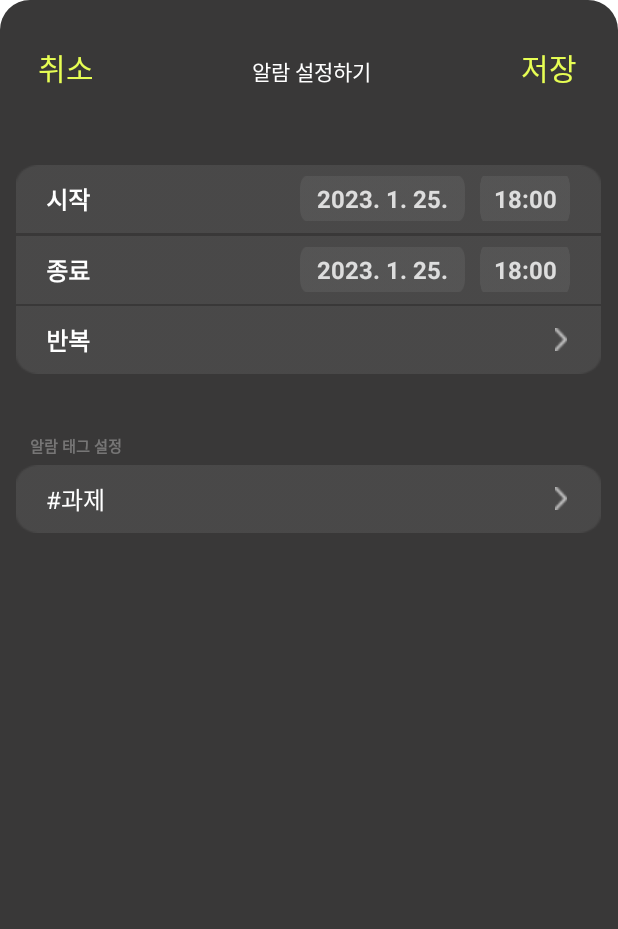
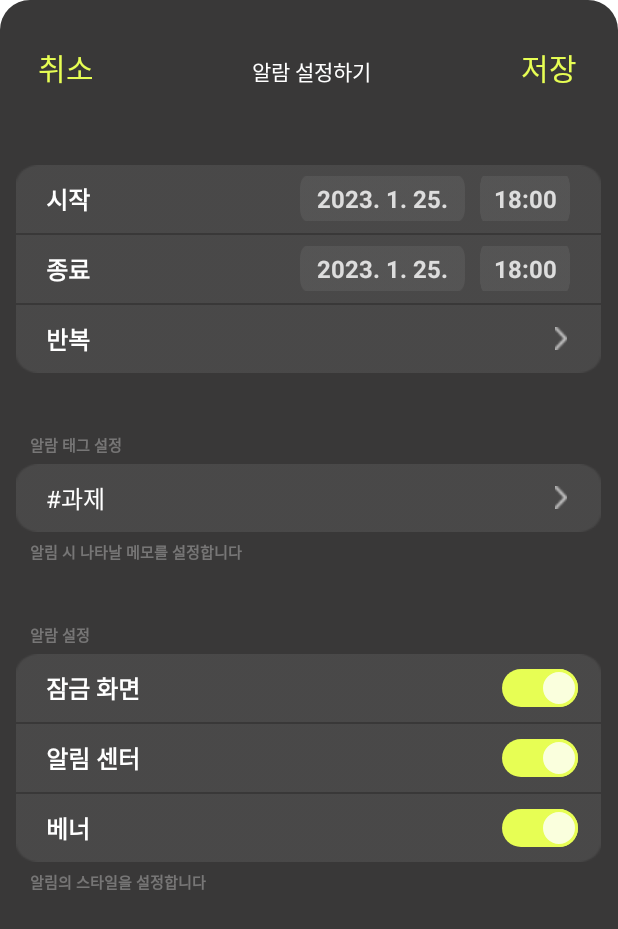
Before and after one commit to moon12-3/NotiUp, an Android app: the layout bottom_sheet.xml on its own in the app's theme, with its tools: preview values and no code run, on a phone screen of 412 x 824 dp. Shown: the top 929 px of the screen. Run offline under Robolectric (Android 15) with nearby library versions, the phone set to English and light mode, and no system bars; plain views replace MaterialCalendarView.

Commit message:
알람 메모, 알람 설정

```diff
--- a/app/src/main/res/layout/bottom_sheet.xml
+++ b/app/src/main/res/layout/bottom_sheet.xml
@@ -118,7 +118,7 @@
             android:timePickerMode="spinner"
             android:background="#55727272"/>
         <LinearLayout
-            android:layout_marginTop="2dp"
+            android:layout_marginTop="1dp"
             android:layout_width="390dp"
             android:layout_height="wrap_content"
             android:layout_gravity="center"
@@ -241,6 +241,126 @@
                 android:layout_gravity="center"
                 android:background="@drawable/right_arrow"/>
         </LinearLayout>
+            <TextView
+                android:layout_marginTop="5dp"
+                android:layout_width="match_parent"
+                android:layout_height="wrap_content"
+                android:text="알림 시 나타날 메모를 설정합니다"
+                android:textStyle="bold"
+                android:textColor="#50FFFFFF"
+                android:layout_marginLeft="10dp"
+                android:textSize="10sp"/>
+            <TextView
+                android:layout_marginTop="40dp"
+                android:layout_width="match_parent"
+                android:layout_height="wrap_content"
+                android:text="알람 설정"
+                android:textStyle="bold"
+                android:textColor="#50FFFFFF"
+                android:layout_marginLeft="10dp"
+                android:textSize="10sp"/>
+            <LinearLayout
+                android:layout_marginTop="5dp"
+                android:layout_width="390dp"
+                android:layout_height="wrap_content"
+                android:layout_gravity="center"
+                android:background="@drawable/rect">
+                <TextView
+                    android:layout_width="wrap_content"
+                    android:layout_height="wrap_content"
+                    android:layout_marginLeft="20dp"
+                    android:text="잠금 화면"
+                    android:textStyle="bold"
+                    android:layout_gravity="center"
+                    android:textColor="@color/white"
+                    android:textSize="16dp"/>
+
+                <View
+                    android:layout_width="0dp"
+                    android:layout_height="0dp"
+                    android:layout_weight="1"/>
+
+                <Switch
+                    android:layout_width="wrap_content"
+                    android:layout_height="wrap_content"
+                    android:checked="true"
+                    android:switchMinWidth="50dp"
+                    android:thumb="@drawable/switch_thumb_selector"
+                    android:track="@drawable/switch_track_selector"
+                    android:layout_marginRight="15dp"
+                    android:layout_gravity="center"/>
+            </LinearLayout>
+            <LinearLayout
+                android:layout_marginTop="1dp"
+                android:layout_width="390dp"
+                android:layout_height="wrap_content"
+                android:layout_gravity="center"
+                android:background="@drawable/rect2">
+                <TextView
+                    android:layout_width="wrap_content"
+                    android:layout_height="wrap_content"
+                    android:layout_marginLeft="20dp"
+                    android:text="알림 센터"
+                    android:textStyle="bold"
+                    android:layout_gravity="center"
+                    android:textColor="@color/white"
+                    android:textSize="16dp"/>
+
+                <View
+                    android:layout_width="0dp"
+                    android:layout_height="0dp"
+                    android:layout_weight="1"/>
+
+                <Switch
+                    android:layout_width="wrap_content"
+                    android:layout_height="wrap_content"
+                    android:checked="true"
+                    android:switchMinWidth="50dp"
+                    android:thumb="@drawable/switch_thumb_selector"
+                    android:track="@drawable/switch_track_selector"
+                    android:layout_marginRight="15dp"
+                    android:layout_gravity="center"/>
+            </LinearLayout>
+            <LinearLayout
+                android:layout_marginTop="1dp"
+                android:layout_width="390dp"
+                android:layout_height="wrap_content"
+                android:layout_gravity="center"
+                android:background="@drawable/rect3">
+                <TextView
+                    android:layout_width="wrap_content"
+                    android:layout_height="wrap_content"
+                    android:layout_marginLeft="20dp"
+                    android:text="베너"
+                    android:textStyle="bold"
+                    android:layout_gravity="center"
+                    android:textColor="@color/white"
+                    android:textSize="16dp"/>
+
+                <View
+                    android:layout_width="0dp"
+                    android:layout_height="0dp"
+                    android:layout_weight="1"/>
+
+                <Switch
+                    android:layout_width="wrap_content"
+                    android:layout_height="wrap_content"
+                    android:checked="true"
+                    android:switchMinWidth="50dp"
+                    android:thumb="@drawable/switch_thumb_selector"
+                    android:track="@drawable/switch_track_selector"
+                    android:layout_marginRight="15dp"
+                    android:layout_gravity="center"/>
+            </LinearLayout>
+            <TextView
+                android:layout_marginTop="5dp"
+                android:layout_width="match_parent"
+                android:layout_height="wrap_content"
+                android:text="알림의 스타일을 설정합니다"
+                android:textStyle="bold"
+                android:textColor="#50FFFFFF"
+                android:layout_marginLeft="10dp"
+                android:textSize="10sp"/>
         </LinearLayout>
     </ScrollView>
 </LinearLayout>
```
